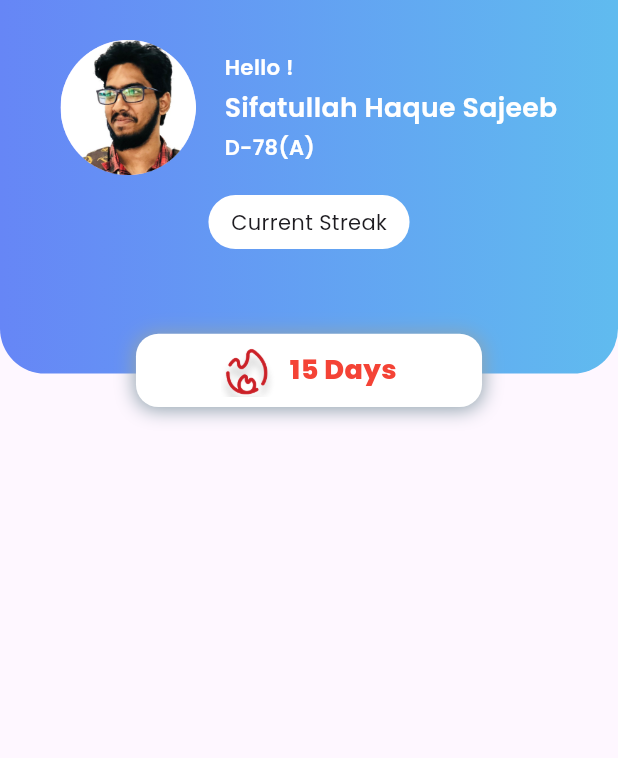
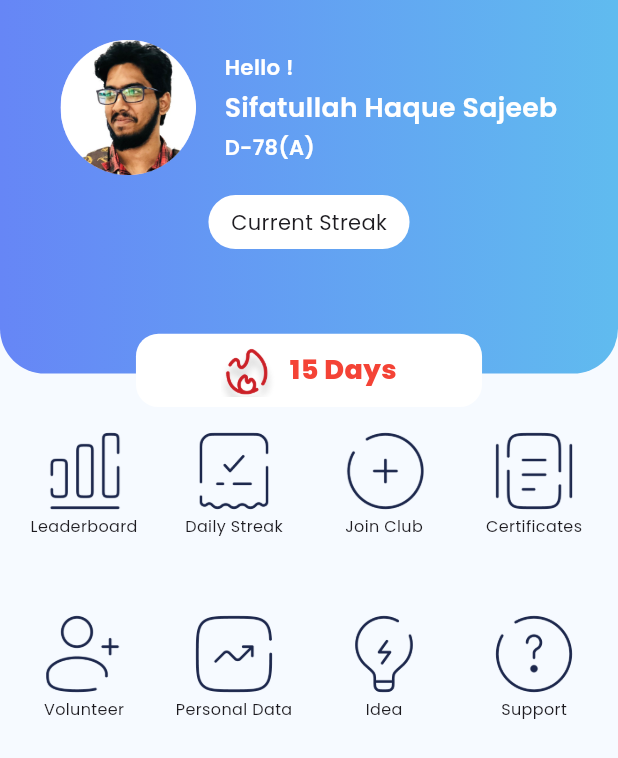
Before and after one commit to sifatullah-haque/DIU-Clubs, a Flutter app: the screen it shows after launch, on a phone screen of 412 x 824 dp. Shown: the top 758 px of the screen. Run offline on Flutter 3.47's test engine with Material 3 defaults, Android fonts, the phone set to English and light mode, and no system bars; our stand-ins replace flutter_screenutil.

Commit message:
already completed the basic task

```diff
--- a/diu/lib/pages/home_page/home_page.dart
+++ b/diu/lib/pages/home_page/home_page.dart
@@ -8,6 +8,7 @@ class HomePage extends StatelessWidget {
   @override
   Widget build(BuildContext context) {
     return Scaffold(
+      backgroundColor: Color(0xffF6FAFF),
       body: Stack(
         children: [
           _buildHeader(),
@@ -52,6 +53,59 @@ class HomePage extends StatelessWidget {
             ),
           ),
         ),
+        SizedBox(
+          height: 40.h,
+        ),
+        Padding(
+          padding: const EdgeInsets.symmetric(horizontal: 10.0),
+          child: Column(
+            children: [
+              Container(
+                  height: 400.h,
+                  child: GridView(
+                    gridDelegate: SliverGridDelegateWithFixedCrossAxisCount(
+                        crossAxisCount: 4,
+                        // childAspectRatio: 2 / 3,
+                        crossAxisSpacing: 8.0,
+                        mainAxisSpacing: 30.0),
+                    children: [
+                      GridViewIcons(
+                        title: "Leaderboard",
+                        icon: "Leaderboard",
+                      ),
+                      GridViewIcons(
+                        icon: "Daily_Streak",
+                        title: "Daily Streak",
+                      ),
+                      GridViewIcons(
+                        icon: "Join_Club",
+                        title: "Join Club",
+                      ),
+                      GridViewIcons(
+                        icon: "Certificates",
+                        title: "Certificates",
+                      ),
+                      GridViewIcons(
+                        icon: "Volunteer",
+                        title: "Volunteer",
+                      ),
+                      GridViewIcons(
+                        icon: "Personal_Data",
+                        title: "Personal Data",
+                      ),
+                      GridViewIcons(
+                        icon: "IDEA",
+                        title: "Idea",
+                      ),
+                      GridViewIcons(
+                        icon: "Support",
+                        title: "Support",
+                      ),
+                    ],
+                  ))
+            ],
+          ),
+        )
       ],
     );
   }
@@ -115,16 +169,17 @@ class HomePage extends StatelessWidget {
   Widget _buildRedContainer() {
     return Container(
       decoration: BoxDecoration(
-          color: Coloris.white,
-          borderRadius: BorderRadius.circular(15.0),
-          boxShadow: const [
-            BoxShadow(
-              color: Color.fromARGB(255, 144, 163, 173),
-              offset: Offset(0, 1),
-              blurRadius: 10,
-              spreadRadius: 1,
-            )
-          ]),
+        color: Coloris.white,
+        borderRadius: BorderRadius.circular(15.0),
+        // boxShadow: const [
+        //   BoxShadow(
+        //     color: Color.fromARGB(255, 144, 163, 173),
+        //     offset: Offset(0, 1),
+        //     blurRadius: 10,
+        //     spreadRadius: 1,
+        //   )
+        // ]
+      ),
       alignment: Alignment.center,
       height: 55.h,
       child: Row(
@@ -157,3 +212,29 @@ class HomePage extends StatelessWidget {
     return ScreenUtil().screenWidth * 0.22;
   }
 }
+
+class GridViewIcons extends StatelessWidget {
+  String title;
+  String icon;
+  GridViewIcons({
+    super.key,
+    required this.icon,
+    required this.title,
+  });
+
+  @override
+  Widget build(BuildContext context) {
+    return SizedBox(
+      width: double.infinity,
+      child: Column(
+        children: [
+          Image.asset(
+            "assets/Icons/home_page/$icon.png",
+            height: 66.h,
+          ),
+          Text(title, style: TextStyle(fontSize: 12.sp))
+        ],
+      ),
+    );
+  }
+}
```
